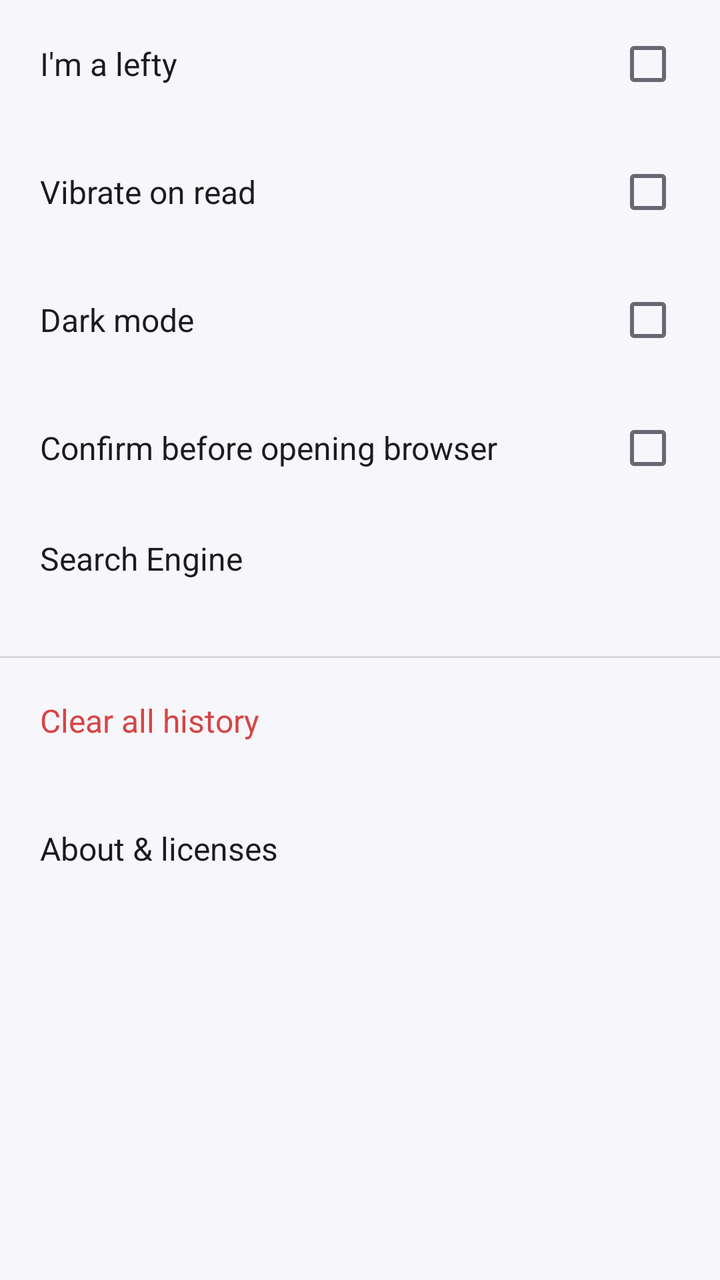
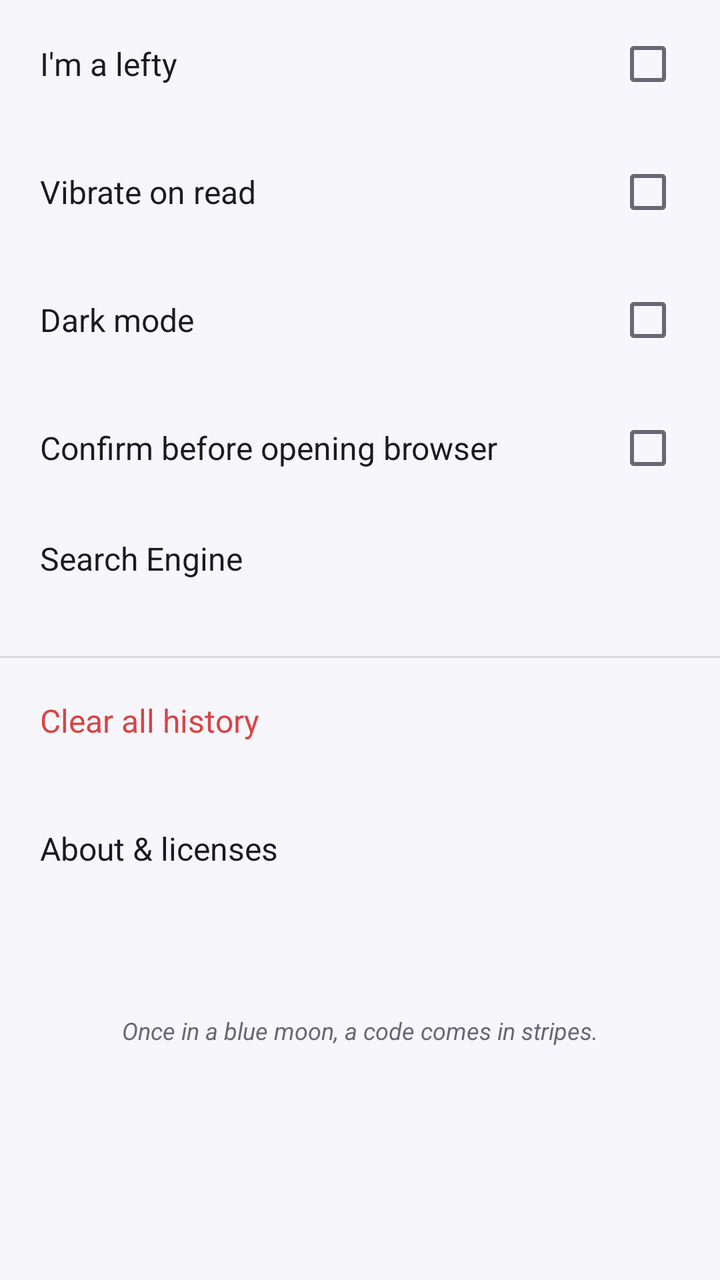

Compare the two renders of this Android layout. The source of the first and the diff that turns it into the second are given below.
<!-- AndroidManifest.xml: application theme AppTheme -->
<!-- res/layout/page_settings.xml -->
<?xml version="1.0" encoding="utf-8"?>
<ScrollView xmlns:android="http://schemas.android.com/apk/res/android"
    android:layout_width="match_parent"
    android:layout_height="match_parent">

    <LinearLayout
        android:layout_width="match_parent"
        android:layout_height="wrap_content"
        android:orientation="vertical"
        android:paddingBottom="24dp">

        <LinearLayout
            android:id="@+id/set_left"
            style="@style/SettingRow"
            android:baselineAligned="false"
            android:orientation="horizontal">

            <TextView
                style="@style/SettingTitle"
                android:layout_width="0dp"
                android:layout_weight="1"
                android:text="@string/left_handed" />

            <CheckBox
                android:id="@+id/cb_left"
                android:layout_width="wrap_content"
                android:layout_height="wrap_content"
                android:layout_marginStart="12dp"
                android:clickable="false"
                android:focusable="false"
                android:importantForAccessibility="no" />
        </LinearLayout>

        <LinearLayout
            android:id="@+id/set_vibrate"
            style="@style/SettingRow"
            android:baselineAligned="false"
            android:orientation="horizontal">

            <TextView
                style="@style/SettingTitle"
                android:layout_width="0dp"
                android:layout_weight="1"
                android:text="@string/vibrate" />

            <CheckBox
                android:id="@+id/cb_vibrate"
                android:layout_width="wrap_content"
                android:layout_height="wrap_content"
                android:layout_marginStart="12dp"
                android:clickable="false"
                android:focusable="false"
                android:importantForAccessibility="no" />
        </LinearLayout>

        <LinearLayout
            android:id="@+id/set_dark"
            style="@style/SettingRow"
            android:baselineAligned="false"
            android:orientation="horizontal">

            <TextView
                style="@style/SettingTitle"
                android:layout_width="0dp"
                android:layout_weight="1"
                android:text="@string/dark_mode" />

            <CheckBox
                android:id="@+id/cb_dark"
                android:layout_width="wrap_content"
                android:layout_height="wrap_content"
                android:layout_marginStart="12dp"
                android:clickable="false"
                android:focusable="false"
                android:importantForAccessibility="no" />
        </LinearLayout>

        <LinearLayout
            android:id="@+id/set_confirm"
            style="@style/SettingRow"
            android:baselineAligned="false"
            android:orientation="horizontal">

            <TextView
                style="@style/SettingTitle"
                android:layout_width="0dp"
                android:layout_weight="1"
                android:text="@string/confirm_browser" />

            <CheckBox
                android:id="@+id/cb_confirm"
                android:layout_width="wrap_content"
                android:layout_height="wrap_content"
                android:layout_marginStart="12dp"
                android:clickable="false"
                android:focusable="false"
                android:importantForAccessibility="no" />
        </LinearLayout>

        <LinearLayout
            android:id="@+id/set_engine"
            style="@style/SettingRow"
            android:baselineAligned="false"
            android:orientation="horizontal">

            <LinearLayout
                android:layout_width="0dp"
                android:layout_height="wrap_content"
                android:layout_weight="1"
                android:orientation="vertical">

                <TextView
                    style="@style/SettingTitle"
                    android:text="@string/search_engine" />
    
                <TextView
                    android:id="@+id/engine_value"
                    style="@style/SettingSub" />
            </LinearLayout>
        </LinearLayout>

        <View
            android:layout_width="match_parent"
            android:layout_height="1dp"
            android:layout_marginTop="8dp"
            android:layout_marginBottom="8dp"
            android:background="@color/line" />

        <LinearLayout
            android:id="@+id/set_clear"
            style="@style/SettingRow"
            android:baselineAligned="false"
            android:orientation="horizontal">

            <LinearLayout
                android:layout_width="0dp"
                android:layout_height="wrap_content"
                android:layout_weight="1"
                android:orientation="vertical">

                <TextView
                    style="@style/SettingTitle"
                    android:text="@string/clear_history"
                    android:textColor="@color/danger" />
    
                <TextView
                    android:id="@+id/clear_value"
                    style="@style/SettingSub" />
            </LinearLayout>
        </LinearLayout>

        <LinearLayout
            android:id="@+id/set_about"
            style="@style/SettingRow"
            android:baselineAligned="false"
            android:orientation="horizontal">

            <LinearLayout
                android:layout_width="0dp"
                android:layout_height="wrap_content"
                android:layout_weight="1"
                android:orientation="vertical">

                <TextView
                    style="@style/SettingTitle"
                    android:text="@string/about" />
    
                <TextView
                    android:id="@+id/about_value"
                    style="@style/SettingSub" />
            </LinearLayout>
        </LinearLayout>
    </LinearLayout>
</ScrollView>
<!-- resources referenced by this layout -->
<resources>
  <color name="danger">#FFD64545</color>
  <color name="line">#1F000000</color>
  <string name="about">About &amp; licenses</string>
  <string name="clear_history">Clear all history</string>
  <string name="confirm_browser">Confirm before opening browser</string>
  <string name="dark_mode">Dark mode</string>
  <string name="left_handed">I\'m a lefty</string>
  <string name="search_engine">Search Engine</string>
  <string name="vibrate">Vibrate on read</string>
  <style name="SettingRow">
          <item name="android:layout_width">match_parent</item>
          <item name="android:layout_height">wrap_content</item>
          <item name="android:background">?android:attr/selectableItemBackground</item>
          <item name="android:minHeight">64dp</item>
          <item name="android:gravity">center_vertical</item>
          <item name="android:orientation">vertical</item>
          <item name="android:paddingStart">20dp</item>
          <item name="android:paddingEnd">20dp</item>
          <item name="android:paddingTop">10dp</item>
          <item name="android:paddingBottom">10dp</item>
      </style>
  <style name="SettingSub">
          <item name="android:layout_width">wrap_content</item>
          <item name="android:layout_height">wrap_content</item>
          <item name="android:textColor">@color/dim</item>
          <item name="android:textSize">13sp</item>
      </style>
  <style name="SettingTitle">
          <item name="android:layout_width">wrap_content</item>
          <item name="android:layout_height">wrap_content</item>
          <item name="android:textColor">@color/text</item>
          <item name="android:textSize">16sp</item>
      </style>
  <style name="AppTheme" parent="BaseTheme">
          <item name="android:colorPrimary">@color/accent</item>
          <item name="android:colorPrimaryDark">@color/bg</item>
          <item name="android:colorAccent">@color/accent</item>
          <item name="android:colorBackground">@color/bg</item>
          <item name="android:windowBackground">@color/bg</item>
          <item name="android:textColorPrimary">@color/text</item>
          <item name="android:textColorSecondary">@color/dim</item>
          <item name="android:statusBarColor">@color/bg</item>
          <item name="android:navigationBarColor">@color/bg</item>
          <item name="android:alertDialogTheme">@style/Dialog</item>
          <item name="android:windowAnimationStyle">@style/FastAnim</item>
      </style>
  <color name="dim">#FF6A6774</color>
  <color name="text">#FF1B1A20</color>
  <style name="BaseTheme" parent="android:Theme.Material.Light.NoActionBar">
          <item name="android:windowLightStatusBar">true</item>
      </style>
  <color name="accent">#FF6A47D6</color>
  <color name="bg">#FFF7F6FB</color>
  <style name="Dialog" parent="android:Theme.Material.Light.Dialog.Alert">
          <item name="android:colorAccent">@color/accent</item>
          <item name="android:colorBackground">@color/surface</item>
          <item name="android:textColorPrimary">@color/text</item>
      </style>
  <style name="FastAnim" parent="@android:style/Animation.Activity">
          <item name="android:activityOpenEnterAnimation">@anim/fade_in_fast</item>
          <item name="android:activityOpenExitAnimation">@anim/hold</item>
          <item name="android:activityCloseEnterAnimation">@anim/hold</item>
          <item name="android:activityCloseExitAnimation">@anim/fade_out_fast</item>
      </style>
  <color name="surface">#FFFFFFFF</color>
</resources>

<!-- the commit's change to res/layout/page_settings.xml (unified diff, before → after) -->
@@ -170,5 +170,20 @@
                     style="@style/SettingSub" />
             </LinearLayout>
         </LinearLayout>
+
+        
+        <TextView
+            android:id="@+id/set_once"
+            android:layout_width="match_parent"
+            android:layout_height="wrap_content"
+            android:layout_marginTop="28dp"
+            android:background="?android:attr/selectableItemBackground"
+            android:gravity="center"
+            android:paddingTop="14dp"
+            android:paddingBottom="14dp"
+            android:text="@string/once"
+            android:textColor="@color/dim"
+            android:textSize="12sp"
+            android:textStyle="italic" />
     </LinearLayout>
 </ScrollView>
<!-- resource entries referenced after the edit -->
@@ -7,6 +7,7 @@
   <string name="confirm_browser">Confirm before opening browser</string>
   <string name="dark_mode">Dark mode</string>
   <string name="left_handed">I\'m a lefty</string>
+  <string name="once">Once in a blue moon, a code comes in stripes.</string>
   <string name="search_engine">Search Engine</string>
   <string name="vibrate">Vibrate on read</string>
   <style name="SettingRow">
